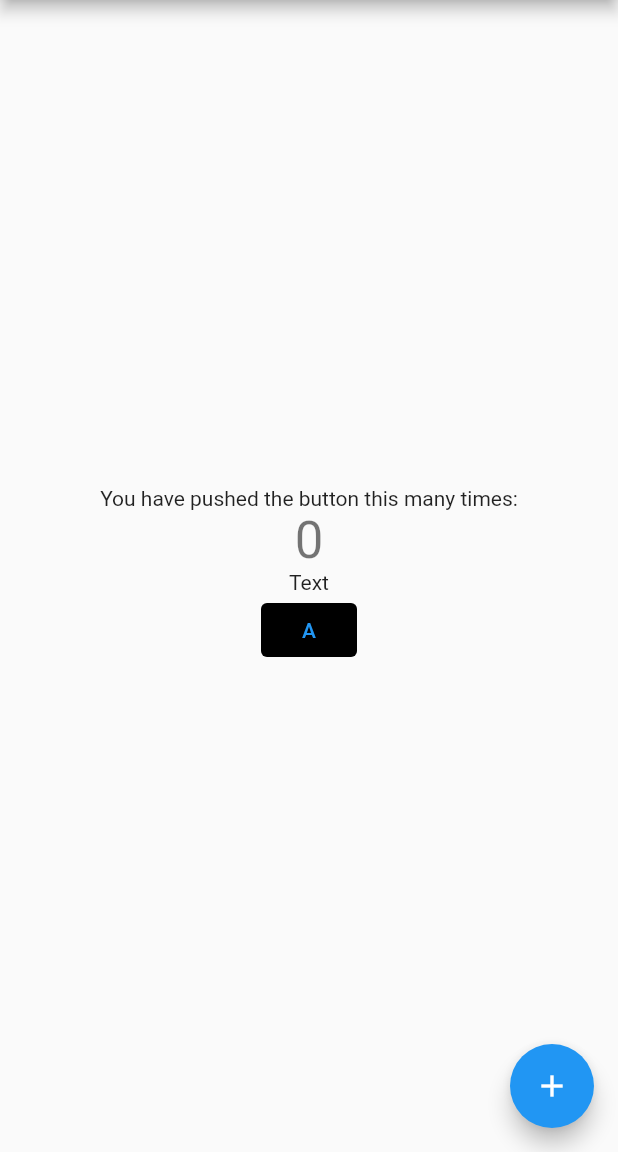
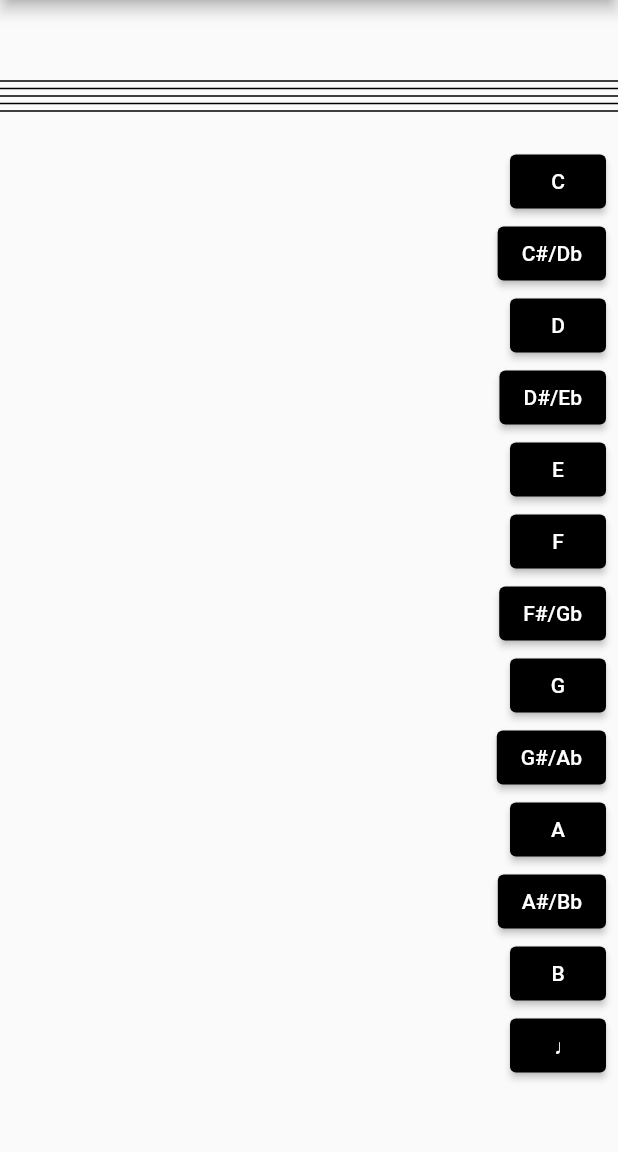
Before and after one commit to bretjackson/MusicNotato, a Flutter app: the screen it shows after launch, on a phone screen of 412 x 824 dp, the part 84-1236 px from its top. Run offline on Flutter 3.47's test engine with Material 2 defaults, Android fonts, the phone set to English and light mode, and no system bars.

Commit message:
Started adding graphics.

```diff
--- a/lib/main.dart
+++ b/lib/main.dart
@@ -2,6 +2,40 @@ import 'package:flutter/material.dart';
 
 void main() {
   runApp(const MyApp());
+}
+
+class StaffLine extends CustomPainter {
+  @override
+  void paint(Canvas canvas, Size size) {
+    var paint = Paint()..color = Colors.black..strokeWidth = 1.0;
+
+    canvas.drawLine(Offset(0, size.height*0.3), Offset(size.width, size.height*0.3), paint);
+    canvas.drawLine(Offset(0, size.height*0.4), Offset(size.width, size.height*0.4), paint);
+    canvas.drawLine(Offset(0, size.height*0.5), Offset(size.width, size.height*0.5), paint);
+    canvas.drawLine(Offset(0, size.height*0.6), Offset(size.width, size.height*0.6), paint);
+    canvas.drawLine(Offset(0, size.height*0.7), Offset(size.width, size.height*0.7), paint);
+  }
+
+  @override
+  bool shouldRepaint(covariant CustomPainter oldDelegate) {
+    throw UnimplementedError();
+  }
+}
+
+class D extends CustomPainter {
+  @override
+  void paint(Canvas canvas, Size size) {
+    var paint = Paint()..color = Colors.black..strokeWidth = 1.0;
+    double radius = 4;
+
+    canvas.drawCircle(Offset(0,size.height), radius, paint);
+    canvas.drawLine(Offset(radius,size.height),Offset(radius,size.height*0.5),paint);
+  }
+
+  @override
+  bool shouldRepaint(covariant CustomPainter oldDelegate) {
+    throw UnimplementedError();
+  }
 }
 
 class MyApp extends StatelessWidget {
@@ -48,7 +82,7 @@ class MyHomePage extends StatefulWidget {
 }
 
 class _MyHomePageState extends State<MyHomePage> {
-  int _counter = 0;
+//   int _counter = 0;
 
   void _incrementCounter() {
     setState(() {
@@ -57,15 +91,30 @@ class _MyHomePageState extends State<MyHomePage> {
       // so that the display can reflect the updated values. If we changed
       // _counter without calling setState(), then the build method would not be
       // called again, and so nothing would appear to happen.
-      _counter++;
+//       _counter++;
     });
   }
 
-  void _addA() {
+  void _addC() {
     setState(() {
 
     });
   }
+
+  void _addCSharp() {
+    setState(() {
+
+    });
+  }
+
+//   void _addD() {
+//     setState(() {
+//       CustomPaint(
+//         size: Size(50,50),
+//         painter: D(),
+//       );
+//     });
+//   }
 
   @override
   Widget build(BuildContext context) {
@@ -101,29 +150,114 @@ class _MyHomePageState extends State<MyHomePage> {
           // horizontal).
           mainAxisAlignment: MainAxisAlignment.center,
           children: <Widget>[
-            const Text(
-              'You have pushed the button this many times:',
+//             const Text(
+//               'You have pushed the button this many times:',
+//              ),
+//              Text(
+//                '$_counter',
+//                style: Theme.of(context).textTheme.headline4,
+//              ),
+//              const Text(
+//                'Text',
+//              ),
+//             ElevatedButton(
+//               onPressed: _incrementCounter,
+//               style: ButtonStyle(backgroundColor: MaterialStateProperty.all(Colors.black)),
+//               child: const Text('A'),
+//             ),
+              CustomPaint(
+                size: Size(1000, 50),
+                // size: Size(context.size!.width, context.size!.height), // does not work; compile error
+                painter: StaffLine(),
               ),
-             Text(
-               '$_counter',
-               style: Theme.of(context).textTheme.headline4,
+//               CustomPaint(
+//                 size: Size(50,50),
+//                 painter: D(),
+//               ),
+            ButtonBar(
+              children: <Widget>[
+                ElevatedButton(
+                  onPressed: _incrementCounter,
+                  style: ButtonStyle(backgroundColor: MaterialStateProperty.all(Colors.black)),
+                  child: const Text('C'),
                 ),
-             const Text(
-               'Text',
+                ElevatedButton(
+                  onPressed: _incrementCounter,
+                  style: ButtonStyle(backgroundColor: MaterialStateProperty.all(Colors.black)),
+                  child: const Text('C#/Db'),
                 ),
-            TextButton(
+                ElevatedButton(
+                  onPressed: () {
+                    CustomPaint(
+                      size: Size(50,50),
+                      painter: D(),
+                    );
+//                     _addD();
+//                     var exampleD = D();
+                  },
+                  style: ButtonStyle(backgroundColor: MaterialStateProperty.all(Colors.black)),
+                  child: const Text('D'),
+                ),
+                ElevatedButton(
+                  onPressed: _incrementCounter,
+                  style: ButtonStyle(backgroundColor: MaterialStateProperty.all(Colors.black)),
+                  child: const Text('D#/Eb'),
+                ),
+                ElevatedButton(
+                  onPressed: _incrementCounter,
+                  style: ButtonStyle(backgroundColor: MaterialStateProperty.all(Colors.black)),
+                  child: const Text('E'),
+                ),
+                ElevatedButton(
+                  onPressed: _incrementCounter,
+                  style: ButtonStyle(backgroundColor: MaterialStateProperty.all(Colors.black)),
+                  child: const Text('F'),
+                ),
+                ElevatedButton(
+                  onPressed: _incrementCounter,
+                  style: ButtonStyle(backgroundColor: MaterialStateProperty.all(Colors.black)),
+                  child: const Text('F#/Gb'),
+                ),
+                ElevatedButton(
+                  onPressed: _incrementCounter,
+                  style: ButtonStyle(backgroundColor: MaterialStateProperty.all(Colors.black)),
+                  child: const Text('G'),
+                ),
+                ElevatedButton(
+                  onPressed: _incrementCounter,
+                  style: ButtonStyle(backgroundColor: MaterialStateProperty.all(Colors.black)),
+                  child: const Text('G#/Ab'),
+                ),
+                ElevatedButton(
                   onPressed: _incrementCounter,
                   style: ButtonStyle(backgroundColor: MaterialStateProperty.all(Colors.black)),
                   child: const Text('A'),
                 ),
+                ElevatedButton(
+                  onPressed: _incrementCounter,
+                  style: ButtonStyle(backgroundColor: MaterialStateProperty.all(Colors.black)),
+                  child: const Text('A#/Bb'),
+                ),
+                ElevatedButton(
+                  onPressed: _incrementCounter,
+                  style: ButtonStyle(backgroundColor: MaterialStateProperty.all(Colors.black)),
+                  child: const Text('B'),
+                ),
+                ElevatedButton(
+                  onPressed: _incrementCounter,
+                  style: ButtonStyle(backgroundColor: MaterialStateProperty.all(Colors.black)),
+                  child: const Text('♩'),
+                ),
+              ]
+            ),
           ],
         ),
       ),
-      floatingActionButton: FloatingActionButton(
-        onPressed: _incrementCounter,
-        tooltip: 'Increment',
-        child: const Icon(Icons.add),
-       ), // This trailing comma makes auto-formatting nicer for build methods.
+//       floatingActionButton: FloatingActionButton(
+//         onPressed: _incrementCounter,
+//         tooltip: 'Increment',
+//         child: const Icon(Icons.add),
+//        ), // This trailing comma makes auto-formatting nicer for build methods.
     );
   }
 }
```
Lines whose indentation alone changed are shown as unchanged.
